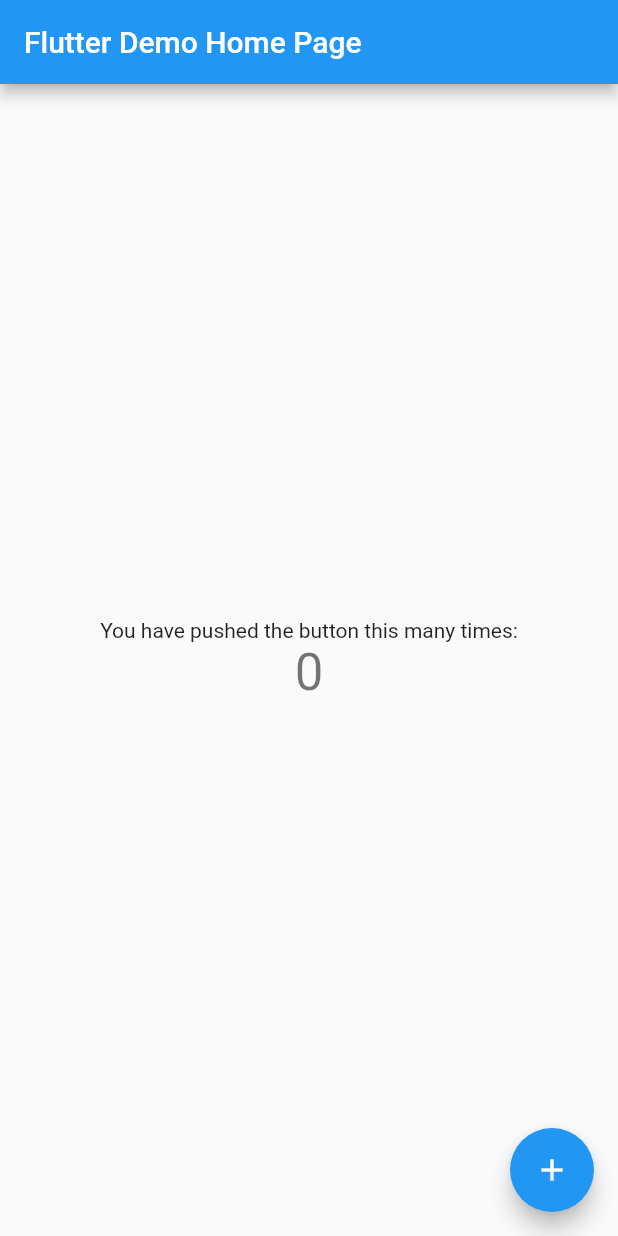
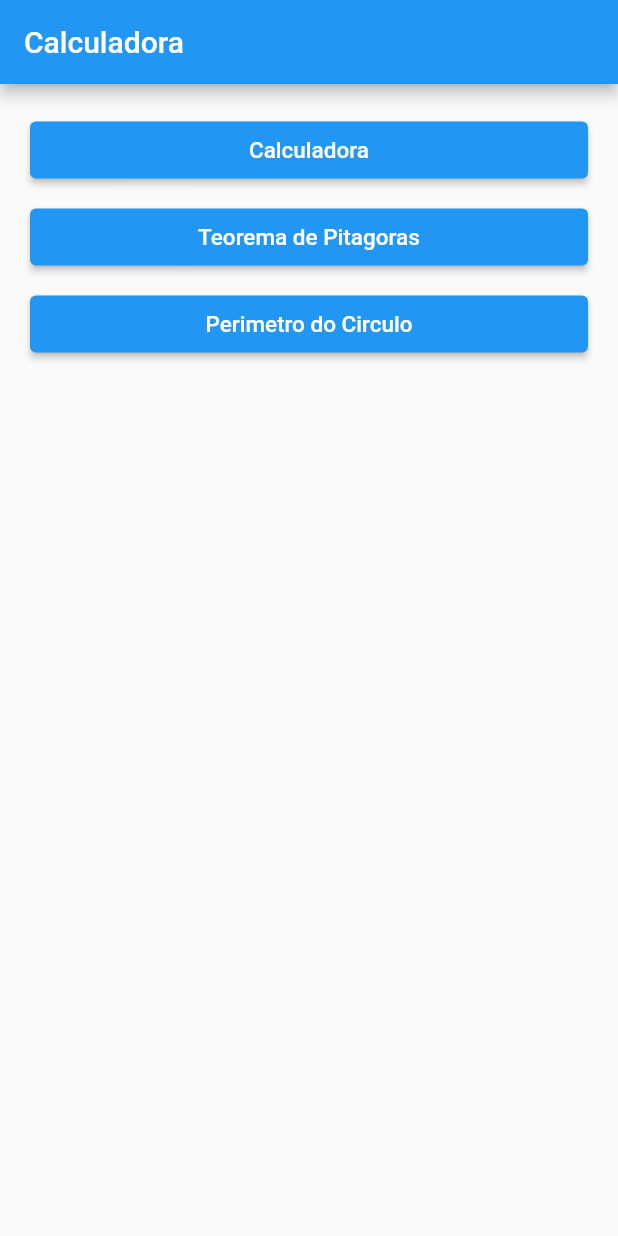
Before and after one commit to otaviohenrique1/app_calculadora, a Flutter app: the screen it shows after launch, on a phone screen of 412 x 824 dp. Run offline on Flutter 3.47's test engine with Material 2 defaults, Android fonts, the phone set to English and light mode, and no system bars.

Commit message:
Commit 2 dos arquivos

```diff
--- /dev/null
+++ b/lib/home/home_page.dart
@@ -0,0 +1,57 @@
+import 'package:app_calculadora/calculadora/calculadora_page.dart';
+import 'package:app_calculadora/perimetro_circulo/perimetro_circulo_page.dart';
+import 'package:app_calculadora/shared/widgets/button_widget.dart';
+import 'package:app_calculadora/teorema_pitagoras/teorema_pitagoras_page.dart';
+import 'package:flutter/material.dart';
+
+class HomePage extends StatelessWidget {
+  @override
+  Widget build(BuildContext context) {
+    return Scaffold(
+      appBar: AppBar(
+        title: Text('Calculadora'),
+      ),
+      body: ListView(
+        padding: EdgeInsets.all(20),
+        children: [
+          ButtonWidget(
+            margin: EdgeInsets.only(bottom: 10),
+            labelBotao: "Calculadora",
+            onCallback: () {
+              Navigator.push(
+                context,
+                MaterialPageRoute(
+                  builder: (context) => CalculadoraPage(),
+                ),
+              );
+            },
+          ),
+          ButtonWidget(
+            margin: EdgeInsets.only(bottom: 10),
+            labelBotao: "Teorema de Pitagoras",
+            onCallback: () {
+              Navigator.push(
+                context,
+                MaterialPageRoute(
+                  builder: (context) => TeoremaPitagorasPage(),
+                ),
+              );
+            },
+          ),
+          ButtonWidget(
+            margin: EdgeInsets.only(bottom: 10),
+            labelBotao: "Perimetro do Circulo",
+            onCallback: () {
+              Navigator.push(
+                context,
+                MaterialPageRoute(
+                  builder: (context) => PerimetroCirculoPage(),
+                ),
+              );
+            },
+          ),
+        ],
+      ),
+    );
+  }
+}
--- a/lib/main.dart
+++ b/lib/main.dart
@@ -1,113 +1,19 @@
+import 'package:app_calculadora/home/home_page.dart';
 import 'package:flutter/material.dart';
 
 void main() {
-  runApp(MyApp());
+  runApp(App());
 }
 
-class MyApp extends StatelessWidget {
-  // This widget is the root of your application.
+class App extends StatelessWidget {
   @override
   Widget build(BuildContext context) {
     return MaterialApp(
-      title: 'Flutter Demo',
+      title: 'App Calculadora Flutter',
       theme: ThemeData(
-        // This is the theme of your application.
-        //
-        // Try running your application with "flutter run". You'll see the
-        // application has a blue toolbar. Then, without quitting the app, try
-        // changing the primarySwatch below to Colors.green and then invoke
-        // "hot reload" (press "r" in the console where you ran "flutter run",
-        // or simply save your changes to "hot reload" in a Flutter IDE).
-        // Notice that the counter didn't reset back to zero; the application
-        // is not restarted.
         primarySwatch: Colors.blue,
       ),
-      home: MyHomePage(title: 'Flutter Demo Home Page'),
+      home: HomePage(),
     );
   }
 }
-
-class MyHomePage extends StatefulWidget {
-  MyHomePage({Key key, this.title}) : super(key: key);
-
-  // This widget is the home page of your application. It is stateful, meaning
-  // that it has a State object (defined below) that contains fields that affect
-  // how it looks.
-
-  // This class is the configuration for the state. It holds the values (in this
-  // case the title) provided by the parent (in this case the App widget) and
-  // used by the build method of the State. Fields in a Widget subclass are
-  // always marked "final".
-
-  final String title;
-
-  @override
-  _MyHomePageState createState() => _MyHomePageState();
-}
-
-class _MyHomePageState extends State<MyHomePage> {
-  int _counter = 0;
-
-  void _incrementCounter() {
-    setState(() {
-      // This call to setState tells the Flutter framework that something has
-      // changed in this State, which causes it to rerun the build method below
-      // so that the display can reflect the updated values. If we changed
-      // _counter without calling setState(), then the build method would not be
-      // called again, and so nothing would appear to happen.
-      _counter++;
-    });
-  }
-
-  @override
-  Widget build(BuildContext context) {
-    // This method is rerun every time setState is called, for instance as done
-    // by the _incrementCounter method above.
-    //
-    // The Flutter framework has been optimized to make rerunning build methods
-    // fast, so that you can just rebuild anything that needs updating rather
-    // than having to individually change instances of widgets.
-    return Scaffold(
-      appBar: AppBar(
-        // Here we take the value from the MyHomePage object that was created by
-        // the App.build method, and use it to set our appbar title.
-        title: Text(widget.title),
-      ),
-      body: Center(
-        // Center is a layout widget. It takes a single child and positions it
-        // in the middle of the parent.
-        child: Column(
-          // Column is also a layout widget. It takes a list of children and
-          // arranges them vertically. By default, it sizes itself to fit its
-          // children horizontally, and tries to be as tall as its parent.
-          //
-          // Invoke "debug painting" (press "p" in the console, choose the
-          // "Toggle Debug Paint" action from the Flutter Inspector in Android
-          // Studio, or the "Toggle Debug Paint" command in Visual Studio Code)
-          // to see the wireframe for each widget.
-          //
-          // Column has various properties to control how it sizes itself and
-          // how it positions its children. Here we use mainAxisAlignment to
-          // center the children vertically; the main axis here is the vertical
-          // axis because Columns are vertical (the cross axis would be
-          // horizontal).
-          mainAxisAlignment: MainAxisAlignment.center,
-          children: <Widget>[
-            Text(
-              'You have pushed the button this many times:',
-            ),
-            Text(
-              '$_counter',
-              style: Theme.of(context).textTheme.headline4,
-            ),
-          ],
-        ),
-      ),
-      floatingActionButton: FloatingActionButton(
-        onPressed: _incrementCounter,
-        tooltip: 'Increment',
-        child: Icon(Icons.add),
-      ), // This trailing comma makes auto-formatting nicer for build methods.
-    );
-  }
-}
--- /dev/null
+++ b/lib/shared/widgets/button_widget.dart
@@ -0,0 +1,34 @@
+import 'package:flutter/material.dart';
+
+class ButtonWidget extends StatelessWidget {
+  final String? labelBotao;
+  final Function()? onCallback;
+  final EdgeInsetsGeometry margin;
+//
+  ButtonWidget(
+      {Key? key,
+      required this.labelBotao,
+      required this.onCallback,
+      required this.margin})
+      : super(key: key);
+
+  @override
+  Widget build(BuildContext context) {
+    return Container(
+      margin: margin,
+      // padding: EdgeInsets.only(bottom: 10),
+      child: ElevatedButton(
+        child: Padding(
+          padding: const EdgeInsets.symmetric(
+            vertical: 10,
+          ),
+          child: Text(
+            labelBotao!,
+            style: TextStyle(fontSize: 15),
+          ),
+        ),
+        onPressed: onCallback!,
+      ),
+    );
+  }
+}
--- a/pubspec.yaml
+++ b/pubspec.yaml
@@ -18,7 +18,7 @@ publish_to: 'none' # Remove this line if you wish to publish to pub.dev
 version: 1.0.0+1
 
 environment:
-  sdk: ">=2.7.0 <3.0.0"
+  sdk: '>=2.12.0 <3.0.0'
 
 dependencies:
   flutter:
```
Also changed, not shown: lib/calculadora/calculadora_page.dart (added, +163 -0 lines), lib/perimetro_circulo/perimetro_circulo_page.dart (added, +18 -0 lines), lib/shared/widgets/ajuda.dart (added, +30 -0 lines), lib/shared/widgets/input_widget.dart (added, +37 -0 lines), lib/teorema_pitagoras/teorema_pitagoras_page.dart (added, +18 -0 lines), lib/utils/calculadora.dart (added, +144 -0 lines), 1 other file.
